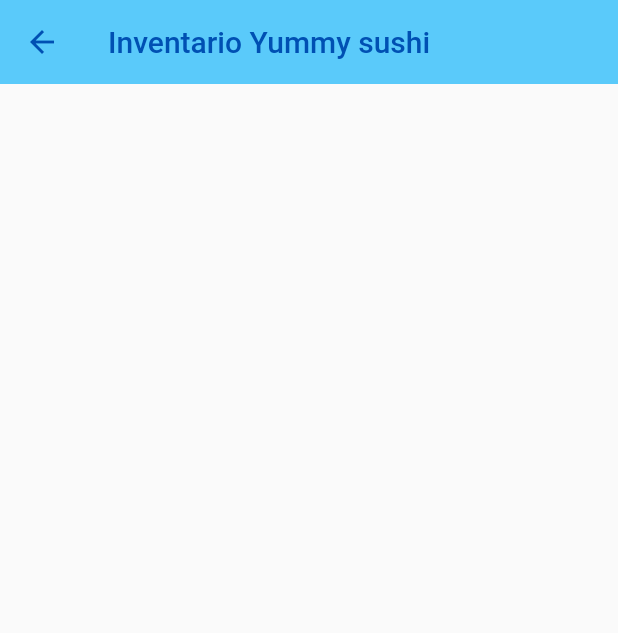
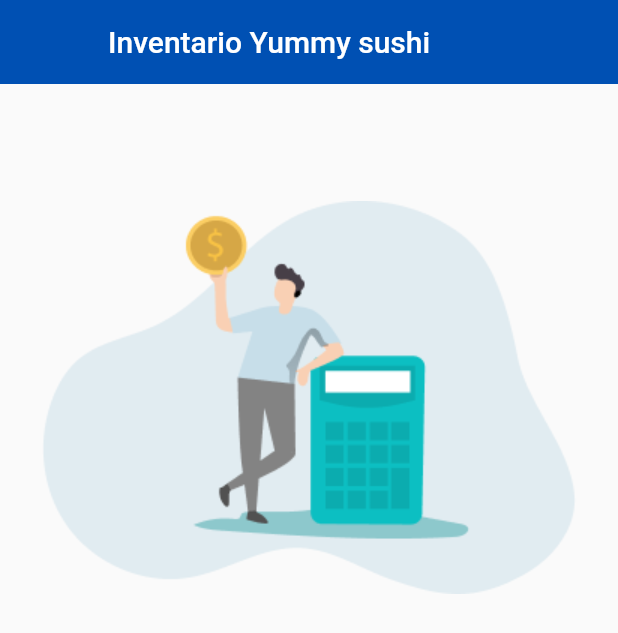
Before and after one commit to JosephLugoGPDS/yummysuchi, a Flutter app: the HomeView screen opened by its route, on a phone screen of 412 x 824 dp. Shown: the top 633 px of the screen. Run offline on Flutter 3.47's test engine with Material 2 defaults, Android fonts, the phone set to English and light mode, and no system bars; our stand-ins replace cloud_firestore, device_info_plus, firebase_core, flutter_bloc, flutter_svg, get_it and 1 more; accounts and stored records are empty; generated files the repository leaves out were written again.

```diff
--- a/lib/app/app.dart
+++ b/lib/app/app.dart
@@ -2,6 +2,7 @@ import 'package:inventario_yummy_sushi/app/constants/app_theme.dart';
 import 'package:inventario_yummy_sushi/app/l10n/l10n.dart';
 import 'package:inventario_yummy_sushi/app/routes/app_router.dart';
 import 'package:inventario_yummy_sushi/app/utils/screen_util.dart';
+import 'package:inventario_yummy_sushi/blocs/inventories/get_inventories_bloc.dart';
 import 'package:inventario_yummy_sushi/blocs/user/get_user_bloc.dart';
 import 'package:inventario_yummy_sushi/blocs/uuid/get_uuid_bloc.dart';
 import 'package:inventario_yummy_sushi/views/splash_view.dart';
@@ -21,6 +22,8 @@ class App extends StatelessWidget {
       providers: [
         BlocProvider<GetUserBloc>(create: (_) => di.sl<GetUserBloc>()),
         BlocProvider<GetUuidBloc>(create: (_) => di.sl<GetUuidBloc>()),
+        BlocProvider<GetInventoriesBloc>(
+            create: (_) => di.sl<GetInventoriesBloc>()),
       ],
       child: MaterialApp(
         navigatorKey: navigatorKey,
@@ -40,7 +43,7 @@ class App extends StatelessWidget {
         // initialRoute: AppRoute.initial,
         home: Builder(
           builder: (contextBuilder) {
-            contextBuilder.read<GetUuidBloc>().add(const FetchUuidEvent());
+            // contextBuilder.read<GetUuidBloc>().add(const FetchUuidEvent());
             ScreenUtil.init(
               allowFontScaling: true,
             );
--- a/lib/app/constants/app_theme.dart
+++ b/lib/app/constants/app_theme.dart
@@ -18,7 +18,7 @@ abstract class AppTheme {
         onSecondary: accentColor,
         error: redColor,
         onError: redColor,
-        background: Colors.white,
+        background: Colors.transparent,
         onBackground: yellowColor,
         brightness: Brightness.light,
         surface: primaryColor,
--- /dev/null
+++ b/lib/blocs/inventories/get_inventories_event.dart
@@ -0,0 +1,9 @@
+part of 'get_inventories_bloc.dart';
+
+abstract class GetInventoriesEvent {}
+
+class FetchInventoriesEvent extends GetInventoriesEvent {
+  final String uuid;
+
+  FetchInventoriesEvent({required this.uuid});
+}
--- /dev/null
+++ b/lib/blocs/inventories/get_inventories_state.dart
@@ -0,0 +1,19 @@
+part of 'get_inventories_bloc.dart';
+
+abstract class GetInventoriesState {}
+
+class GetInventoriesInitial extends GetInventoriesState {}
+
+class GetInventoriesLoading extends GetInventoriesState {}
+
+class GetInventoriesLoaded extends GetInventoriesState {
+  final List<Inventory> inventories;
+
+  GetInventoriesLoaded(this.inventories);
+}
+
+class GetInventoriesError extends GetInventoriesState {
+  final String errorMessage;
+
+  GetInventoriesError(this.errorMessage);
+}
--- a/lib/injector_container.dart
+++ b/lib/injector_container.dart
@@ -1,3 +1,4 @@
+import 'package:inventario_yummy_sushi/blocs/inventories/get_inventories_bloc.dart';
 import 'package:inventario_yummy_sushi/blocs/is_saved_user_cubit.dart';
 import 'package:get_it/get_it.dart';
 import 'package:inventario_yummy_sushi/blocs/user/get_user_bloc.dart';
@@ -8,6 +9,8 @@ final sl = GetIt.instance;
 Future<void> init() async {
   sl.registerLazySingleton<IsSavedUserCubit>(
       () => IsSavedUserCubit()..loadSavedUser());
-  sl.registerLazySingleton<GetUuidBloc>(() => GetUuidBloc());
+  sl.registerLazySingleton<GetUuidBloc>(
+      () => GetUuidBloc()..add(const FetchUuidEvent()));
   sl.registerLazySingleton<GetUserBloc>(() => GetUserBloc());
+  sl.registerLazySingleton<GetInventoriesBloc>(() => GetInventoriesBloc());
 }
--- /dev/null
+++ b/lib/model/inventory.dart
@@ -0,0 +1,59 @@
+import 'dart:convert';
+
+import 'package:json_annotation/json_annotation.dart';
+
+part 'inventory.g.dart';
+
+@JsonSerializable()
+class Inventory {
+  String name;
+  List<Product> products;
+  List<String> providers;
+  String? description;
+  String asset;
+
+  Inventory({
+    required this.name,
+    required this.products,
+    required this.providers,
+    required this.description,
+    required this.asset,
+  });
+
+  factory Inventory.fromJson(Map<String, dynamic> json) =>
+      _$InventoryFromJson(json);
+  Map<String, dynamic> toJson() => _$InventoryToJson(this);
+}
+
+@JsonSerializable()
+class Product {
+  String date;
+  int id;
+  String name;
+  int stock;
+  int stockMax;
+  int stockMin;
+
+  Product({
+    required this.date,
+    required this.id,
+    required this.name,
+    required this.stock,
+    required this.stockMax,
+    required this.stockMin,
+  });
+
+  factory Product.fromJson(Map<String, dynamic> json) =>
+      _$ProductFromJson(json);
+  Map<String, dynamic> toJson() => _$ProductToJson(this);
+}
+
+List<Inventory> getInventoriesFromJson(String jsonString) {
+  final jsonData = json.decode(jsonString);
+  return List<Inventory>.from(jsonData.map((x) => Inventory.fromJson(x)));
+}
+
+String getInventoriesToJson(List<Inventory> inventories) {
+  final List<dynamic> jsonData = inventories.map((x) => x.toJson()).toList();
+  return json.encode(jsonData);
+}
--- a/lib/views/home_view.dart
+++ b/lib/views/home_view.dart
@@ -1,5 +1,13 @@
+import 'package:inventario_yummy_sushi/app/constants/app_theme.dart';
+import 'package:inventario_yummy_sushi/app/extensions/size_extension.dart';
 import 'package:inventario_yummy_sushi/app/l10n/l10n.dart';
 import 'package:flutter/material.dart';
+import 'package:inventario_yummy_sushi/blocs/inventories/get_inventories_bloc.dart';
+import 'package:inventario_yummy_sushi/gen/assets.gen.dart';
+import 'package:inventario_yummy_sushi/model/inventory.dart';
+import 'package:flutter_bloc/flutter_bloc.dart';
+
+import 'package:flutter_svg/flutter_svg.dart';
 
 class HomeView extends StatelessWidget {
   const HomeView({Key? key}) : super(key: key);
@@ -12,14 +20,83 @@ class HomeView extends StatelessWidget {
         physics: const BouncingScrollPhysics(),
         slivers: [
           SliverAppBar(
-            title: Text(l10n.app),
+            title: Text(l10n.app, style: const TextStyle(color: Colors.white)),
             floating: true,
+            backgroundColor: AppTheme.accentColor,
             elevation: 0,
           ),
-          SliverList(
-            delegate: SliverChildListDelegate(
-              [],
+          SliverToBoxAdapter(
+            child: SizedBox(
+              height: 20.h,
             ),
+          ),
+          BlocBuilder<GetInventoriesBloc, GetInventoriesState>(
+            builder: (context, stateGetInventoriesState) {
+              if (stateGetInventoriesState is GetInventoriesLoaded) {
+                final List<Inventory> inventories =
+                    stateGetInventoriesState.inventories;
+                if (inventories.isEmpty) {
+                  return SliverToBoxAdapter(
+                    child: Padding(
+                      padding: EdgeInsets.only(top: 60.h),
+                      child: Assets.splashPng.image(),
+                    ),
+                  );
+                }
+                return SliverList(
+                  delegate: SliverChildBuilderDelegate(
+                    (BuildContext context, int index) {
+                      final Inventory inventory = inventories[index];
+                      return Card(
+                        margin: EdgeInsets.symmetric(
+                            horizontal: 10.w, vertical: 5.h),
+                        child: ListTile(
+                          title: Row(
+                            mainAxisAlignment: MainAxisAlignment.spaceBetween,
+                            children: [
+                              Text(
+                                inventory.name,
+                                style: TextStyle(
+                                    color: Colors.black,
+                                    fontSize: 14.sp,
+                                    fontWeight: FontWeight.bold),
+                              ),
+                              Text(
+                                '${inventory.products.length}',
+                                style: const TextStyle(color: Colors.black),
+                              ),
+                            ],
+                          ),
+                          leading: Padding(
+                            padding: EdgeInsets.fromLTRB(5.w, 12.h, 5.w, 12.h),
+                            child: SvgPicture.asset(
+                              inventory.asset,
+                              colorFilter: const ColorFilter.mode(
+                                  AppTheme.primaryColor, BlendMode.srcIn),
+                            ),
+                          ),
+                          trailing: const Icon(Icons.more_vert,
+                              color: AppTheme.accentColor),
+                        ),
+                      );
+                    },
+                    childCount: inventories.length,
+                  ),
+                );
+              }
+              if (stateGetInventoriesState is GetInventoriesLoading) {
+                return const SliverToBoxAdapter(
+                  child: Center(child: CircularProgressIndicator()),
+                );
+              } else {
+                return SliverToBoxAdapter(
+                  child: Padding(
+                    padding: EdgeInsets.only(top: 60.h),
+                    child: Assets.splashPng.image(),
+                  ),
+                );
+              }
+            },
           ),
         ],
       ),
--- a/lib/views/splash_view.dart
+++ b/lib/views/splash_view.dart
@@ -2,6 +2,7 @@ import 'package:flutter_bloc/flutter_bloc.dart';
 import 'package:inventario_yummy_sushi/app/constants/app_theme.dart';
 import 'package:inventario_yummy_sushi/app/extensions/size_extension.dart';
 import 'package:inventario_yummy_sushi/app/l10n/l10n.dart';
+import 'package:inventario_yummy_sushi/blocs/inventories/get_inventories_bloc.dart';
 import 'package:inventario_yummy_sushi/blocs/is_saved_user_cubit.dart';
 import 'package:inventario_yummy_sushi/blocs/user/get_user_bloc.dart';
 import 'package:inventario_yummy_sushi/blocs/uuid/get_uuid_bloc.dart';
@@ -50,6 +51,9 @@ class SplashScreen extends StatelessWidget {
                         context
                             .read<GetUserBloc>()
                             .add(FetchUserEvent(uuid: stateGetUuidState.uuid));
+                        context.read<GetInventoriesBloc>().add(
+                            FetchInventoriesEvent(
+                                uuid: stateGetUuidState.uuid));
                       } else {
                         showDialog(
                           barrierDismissible: false,
--- a/pubspec.yaml
+++ b/pubspec.yaml
@@ -25,6 +25,7 @@ dependencies:
   shared_preferences: ^2.2.2
   json_serializable: ^6.7.1
   json_annotation: ^4.8.1
+  flutter_svg: ^2.0.9
 
 dev_dependencies:
   flutter_test:
```
Also changed, not shown: lib/app/utils/utils.dart (added, +8 -0 lines), lib/blocs/inventories/get_inventories_bloc.dart (added, +66 -0 lines), lib/blocs/splash_cubit.dart (deleted, +0 -8 lines), lib/model/inventory.g.dart (added), pubspec.lock.
